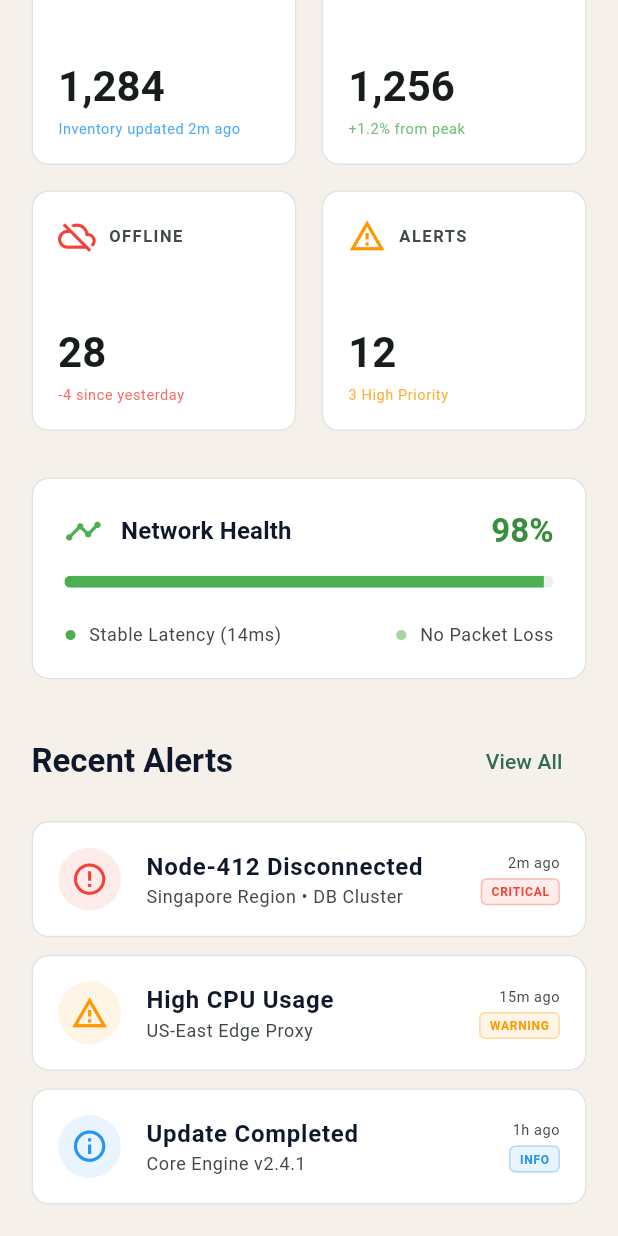
After one commit to azizur-rahaman/plexuspules-azizur-rahaman, a Flutter app: the DashboardView screen opened directly, scrolled down 136 dp, after a tap on "View All", on a phone screen of 412 x 824 dp. The commit adds this screen. Run offline on Flutter 3.47's test engine with Material 3 defaults, Android fonts, the light colour scheme and no system bars; our stand-ins replace connectivity_plus, dartz, dio, equatable, flutter_bloc, flutter_screenutil and 7 more; accounts and stored records are empty.

Commit message:
feat: implement Dashboard with GoRouter and SOLID principles, resolve DI registration issues

```diff
--- a/lib/app.dart
+++ b/lib/app.dart
@@ -2,7 +2,7 @@ import 'package:flutter/material.dart';
 import 'package:flutter_screenutil/flutter_screenutil.dart';
 
 import 'config/theme/app_theme.dart';
-import 'features/splash/presentation/pages/splash_screen.dart';
+import 'config/app_router.dart';
 
 class PlexusPulseApp extends StatelessWidget {
   const PlexusPulseApp({super.key});
@@ -14,11 +14,11 @@ class PlexusPulseApp extends StatelessWidget {
       minTextAdapt: true,
       splitScreenMode: true,
       builder: (context, child) {
-        return MaterialApp(
+        return MaterialApp.router(
           title: 'Plexus Pulse',
           debugShowCheckedModeBanner: false,
           theme: AppTheme.lightTheme,
-          home: const SplashScreen(),
+          routerConfig: AppRouter.router,
         );
       },
     );
--- /dev/null
+++ b/lib/config/app_router.dart
@@ -0,0 +1,70 @@
+import 'package:go_router/go_router.dart';
+import 'package:plexuspules/features/auth/presentation/pages/login/login_page.dart';
+import 'package:plexuspules/features/dashboard/presentation/pages/dashboard/dashboard_page.dart';
+import 'package:plexuspules/features/dashboard/presentation/pages/devices/devices_page.dart';
+import 'package:plexuspules/features/dashboard/presentation/pages/alerts/alerts_page.dart';
+import 'package:plexuspules/features/dashboard/presentation/pages/profile/profile_page.dart';
+import 'package:plexuspules/core/navigation/navigation_shell_page.dart';
+import 'package:plexuspules/features/splash/presentation/pages/splash_screen.dart';
+
+class AppRouter {
+  static const String splash = '/';
+  static const String login = '/login';
+  static const String dashboard = '/dashboard';
+  static const String devices = '/devices';
+  static const String alerts = '/alerts';
+  static const String profile = '/profile';
+
+  static final GoRouter router = GoRouter(
+    initialLocation: splash,
+    routes: [
+      GoRoute(
+        path: splash,
+        builder: (context, state) => const SplashScreen(),
+      ),
+      GoRoute(
+        path: login,
+        builder: (context, state) => const LoginPage(),
+      ),
+      StatefulShellRoute.indexedStack(
+        builder: (context, state, navigationShell) {
+          return NavigationShellPage(navigationShell: navigationShell);
+        },
+        branches: [
+          StatefulShellBranch(
+            routes: [
+              GoRoute(
+                path: dashboard,
+                builder: (context, state) => const DashboardPage(),
+              ),
+            ],
+          ),
+          StatefulShellBranch(
+            routes: [
+              GoRoute(
+                path: devices,
+                builder: (context, state) => const DevicesPage(),
+              ),
+            ],
+          ),
+          StatefulShellBranch(
+            routes: [
+              GoRoute(
+                path: alerts,
+                builder: (context, state) => const AlertsPage(),
+              ),
+            ],
+          ),
+          StatefulShellBranch(
+            routes: [
+              GoRoute(
+                path: profile,
+                builder: (context, state) => const ProfilePage(),
+              ),
+            ],
+          ),
+        ],
+      ),
+    ],
+  );
+}
--- /dev/null
+++ b/lib/core/navigation/navigation_shell_page.dart
@@ -0,0 +1,51 @@
+import 'package:flutter/material.dart';
+import 'package:go_router/go_router.dart';
+
+class NavigationShellPage extends StatelessWidget {
+  const NavigationShellPage({
+    required this.navigationShell,
+    super.key,
+  });
+
+  final StatefulNavigationShell navigationShell;
+
+  void _onTap(BuildContext context, int index) {
+    navigationShell.goBranch(
+      index,
+      initialLocation: index == navigationShell.currentIndex,
+    );
+  }
+
+  @override
+  Widget build(BuildContext context) {
+    return Scaffold(
+      body: navigationShell,
+      bottomNavigationBar: NavigationBar(
+        selectedIndex: navigationShell.currentIndex,
+        onDestinationSelected: (index) => _onTap(context, index),
+        destinations: const [
+          NavigationDestination(
+            icon: Icon(Icons.dashboard_outlined),
+            selectedIcon: Icon(Icons.dashboard),
+            label: 'DASHBOARD',
+          ),
+          NavigationDestination(
+            icon: Icon(Icons.devices_outlined),
+            selectedIcon: Icon(Icons.devices),
+            label: 'DEVICES',
+          ),
+          NavigationDestination(
+            icon: Icon(Icons.notifications_outlined),
+            selectedIcon: Icon(Icons.notifications),
+            label: 'ALERTS',
+          ),
+          NavigationDestination(
+            icon: Icon(Icons.person_outline),
+            selectedIcon: Icon(Icons.person),
+            label: 'PROFILE',
+          ),
+        ],
+      ),
+    );
+  }
+}
--- a/lib/features/auth/presentation/pages/login/login_page.dart
+++ b/lib/features/auth/presentation/pages/login/login_page.dart
@@ -1,8 +1,8 @@
 import 'package:flutter/material.dart';
 import 'package:flutter_bloc/flutter_bloc.dart';
 import 'package:plexuspules/core/di/injection.dart';
+import 'package:plexuspules/features/auth/presentation/bloc/login_bloc.dart';
 
-import '../../bloc/login_bloc.dart';
 import 'login_view.dart';
 
 /// Entry point — provides the [LoginBloc] to the subtree.
--- a/lib/features/auth/presentation/pages/login/login_view.dart
+++ b/lib/features/auth/presentation/pages/login/login_view.dart
@@ -1,5 +1,7 @@
 import 'package:flutter/material.dart';
 import 'package:flutter_bloc/flutter_bloc.dart';
+import 'package:go_router/go_router.dart';
+import 'package:plexuspules/config/app_router.dart';
 import 'package:plexuspules/features/auth/presentation/bloc/login_bloc.dart';
 import 'package:plexuspules/features/auth/presentation/bloc/login_event.dart';
 import 'package:plexuspules/features/auth/presentation/bloc/login_state.dart';
@@ -7,7 +9,6 @@ import 'package:plexuspules/features/auth/presentation/widgets/login_email_field
 import 'package:plexuspules/features/auth/presentation/widgets/login_footer.dart';
 import 'package:plexuspules/features/auth/presentation/widgets/login_header.dart';
 import 'package:plexuspules/features/auth/presentation/widgets/login_password_field.dart';
-import 'package:plexuspules/features/dashboard/presentation/pages/dashboard_page.dart';
 
 import '../../../../../../core/constants/app_sizes.dart';
 import '../../../../../../core/widgets/primary_button.dart';
@@ -74,9 +75,7 @@ class _LoginViewState extends State<LoginView>
     return BlocListener<LoginBloc, LoginState>(
       listener: (context, state) {
         if (state is LoginSuccess) {
-          Navigator.of(context).pushReplacement(
-            MaterialPageRoute(builder: (_) => const DashboardPage()),
-          );
+          context.go(AppRouter.dashboard);
         } else if (state is LoginFailure) {
           ScaffoldMessenger.of(context).showSnackBar(
             SnackBar(
--- /dev/null
+++ b/lib/features/dashboard/presentation/pages/alerts/alerts_page.dart
@@ -0,0 +1,12 @@
+import 'package:flutter/material.dart';
+
+class AlertsPage extends StatelessWidget {
+  const AlertsPage({super.key});
+
+  @override
+  Widget build(BuildContext context) {
+    return const Scaffold(
+      body: Center(child: Text('Alerts Page')),
+    );
+  }
+}
--- /dev/null
+++ b/lib/features/dashboard/presentation/pages/dashboard/dashboard_page.dart
@@ -0,0 +1,11 @@
+import 'package:flutter/material.dart';
+import 'dashboard_view.dart';
+
+class DashboardPage extends StatelessWidget {
+  const DashboardPage({super.key});
+
+  @override
+  Widget build(BuildContext context) {
+    return const DashboardView();
+  }
+}
--- /dev/null
+++ b/lib/features/dashboard/presentation/pages/dashboard/dashboard_view.dart
@@ -0,0 +1,124 @@
+import 'package:flutter/material.dart';
+import 'package:plexuspules/core/constants/app_sizes.dart';
+import 'package:plexuspules/features/dashboard/presentation/widgets/stat_card.dart';
+import 'package:plexuspules/features/dashboard/presentation/widgets/network_health_card.dart';
+import 'package:plexuspules/features/dashboard/presentation/widgets/alert_item.dart';
+
+class DashboardView extends StatelessWidget {
+  const DashboardView({super.key});
+
+  @override
+  Widget build(BuildContext context) {
+    return Scaffold(
+      backgroundColor: Theme.of(context).scaffoldBackgroundColor,
+      body: SafeArea(
+        child: SingleChildScrollView(
+          padding: EdgeInsets.all(AppSizes.p20),
+          child: Column(
+            crossAxisAlignment: CrossAxisAlignment.start,
+            children: [
+              // Brand Logo Header
+              Center(
+                child: Image.asset(
+                  'assets/brand-logo-icon.png',
+                  height: AppSizes.p32,
+                  fit: BoxFit.contain,
+                ),
+              ),
+              AppSizes.gap32,
+
+              // Stats Grid
+              GridView.count(
+                crossAxisCount: 2,
+                shrinkWrap: true,
+                physics: const NeverScrollableScrollPhysics(),
+                mainAxisSpacing: AppSizes.p16,
+                crossAxisSpacing: AppSizes.p16,
+                childAspectRatio: 1.1,
+                children: [
+                  StatCard(
+                    title: 'TOTAL',
+                    value: '1,284',
+                    subtitle: 'Inventory updated 2m ago',
+                    icon: Icons.inventory_2_outlined,
+                    color: Colors.blue,
+                  ),
+                  StatCard(
+                    title: 'ONLINE',
+                    value: '1,256',
+                    subtitle: '+1.2% from peak',
+                    icon: Icons.cloud_done_outlined,
+                    color: Colors.green,
+                  ),
+                  StatCard(
+                    title: 'OFFLINE',
+                    value: '28',
+                    subtitle: '-4 since yesterday',
+                    icon: Icons.cloud_off_outlined,
+                    color: Colors.red,
+                  ),
+                  StatCard(
+                    title: 'ALERTS',
+                    value: '12',
+                    subtitle: '3 High Priority',
+                    icon: Icons.warning_amber_outlined,
+                    color: Colors.orange,
+                  ),
+                ],
+              ),
+              AppSizes.gap32,
+
+              // Network Health
+              const NetworkHealthCard(
+                percentage: 98,
+                latency: '14ms',
+                status: 'Stable',
+              ),
+              AppSizes.gap32,
+
+              // Recent Alerts Header
+              Row(
+                mainAxisAlignment: MainAxisAlignment.spaceBetween,
+                children: [
+                  Text(
+                    'Recent Alerts',
+                    style: Theme.of(context).textTheme.titleLarge?.copyWith(
+                          fontWeight: FontWeight.bold,
+                        ),
+                  ),
+                  TextButton(
+                    onPressed: () {},
+                    child: const Text('View All'),
+                  ),
+                ],
+              ),
+              AppSizes.gap16,
+
+              // Recent Alerts List
+              const AlertItem(
+                title: 'Node-412 Disconnected',
+                subtitle: 'Singapore Region • DB Cluster',
+                time: '2m ago',
+                type: AlertType.critical,
+              ),
+              AppSizes.gap12,
+              const AlertItem(
+                title: 'High CPU Usage',
+                subtitle: 'US-East Edge Proxy',
+                time: '15m ago',
+                type: AlertType.warning,
+              ),
+              AppSizes.gap12,
+              const AlertItem(
+                title: 'Update Completed',
+                subtitle: 'Core Engine v2.4.1',
+                time: '1h ago',
+                type: AlertType.info,
+              ),
+            ],
+          ),
+        ),
+      ),
+    );
+  }
+}
--- a/lib/features/dashboard/presentation/pages/dashboard_page.dart
+++ /dev/null
@@ -1,41 +0,0 @@
-import 'package:flutter/material.dart';
-
-import '../../../../core/constants/app_sizes.dart';
-
-class DashboardPage extends StatelessWidget {
-  const DashboardPage({super.key});
-
-  @override
-  Widget build(BuildContext context) {
-    return Scaffold(
-      appBar: AppBar(
-        title: const Text('Dashboard'),
-        automaticallyImplyLeading: false,
-      ),
-      body: Center(
-        child: Column(
-          mainAxisAlignment: MainAxisAlignment.center,
-          children: [
-            Icon(
-              Icons.dashboard_outlined,
-              size: AppSizes.iconXXXLarge * 2,
-              color: Theme.of(context).colorScheme.primary,
-            ),
-            AppSizes.gap24,
-            Text(
-              'Welcome to PlexusPulse',
-              style: Theme.of(
-                context,
-              ).textTheme.headlineSmall?.copyWith(fontWeight: FontWeight.bold),
-            ),
-            AppSizes.gap8,
-            Text(
-              'Network Monitoring Dashboard',
-              style: Theme.of(context).textTheme.bodyMedium,
-            ),
-          ],
-        ),
-      ),
-    );
-  }
-}
--- /dev/null
+++ b/lib/features/dashboard/presentation/pages/devices/devices_page.dart
@@ -0,0 +1,12 @@
+import 'package:flutter/material.dart';
+
+class DevicesPage extends StatelessWidget {
+  const DevicesPage({super.key});
+
+  @override
+  Widget build(BuildContext context) {
+    return const Scaffold(
+      body: Center(child: Text('Devices Page')),
+    );
+  }
+}
--- /dev/null
+++ b/lib/features/dashboard/presentation/pages/profile/profile_page.dart
@@ -0,0 +1,12 @@
+import 'package:flutter/material.dart';
+
+class ProfilePage extends StatelessWidget {
+  const ProfilePage({super.key});
+
+  @override
+  Widget build(BuildContext context) {
+    return const Scaffold(
+      body: Center(child: Text('Profile Page')),
+    );
+  }
+}
--- /dev/null
+++ b/lib/features/dashboard/presentation/widgets/alert_item.dart
@@ -0,0 +1,125 @@
+import 'package:flutter/material.dart';
+import 'package:plexuspules/core/constants/app_sizes.dart';
+
+enum AlertType { critical, warning, info }
+
+class AlertItem extends StatelessWidget {
+  final String title;
+  final String subtitle;
+  final String time;
+  final AlertType type;
+
+  const AlertItem({
+    required this.title,
+    required this.subtitle,
+    required this.time,
+    required this.type,
+    super.key,
+  });
+
+  Color _getColor() {
+    switch (type) {
+      case AlertType.critical:
+        return Colors.red;
+      case AlertType.warning:
+        return Colors.orange;
+      case AlertType.info:
+        return Colors.blue;
+    }
+  }
+
+  String _getTypeLabel() {
+    switch (type) {
+      case AlertType.critical:
+        return 'CRITICAL';
+      case AlertType.warning:
+        return 'WARNING';
+      case AlertType.info:
+        return 'INFO';
+    }
+  }
+
+  @override
+  Widget build(BuildContext context) {
+    final color = _getColor();
+    return Container(
+      padding: EdgeInsets.all(AppSizes.p16),
+      decoration: BoxDecoration(
+        color: Theme.of(context).colorScheme.surface,
+        borderRadius: BorderRadius.circular(AppSizes.radiusLarge),
+        border: Border.all(
+          color: Theme.of(context).colorScheme.outlineVariant.withValues(alpha: 0.5),
+        ),
+      ),
+      child: Row(
+        children: [
+          Container(
+            padding: EdgeInsets.all(AppSizes.p8),
+            decoration: BoxDecoration(
+              color: color.withValues(alpha: 0.1),
+              shape: BoxShape.circle,
+            ),
+            child: Icon(
+              type == AlertType.critical
+                  ? Icons.error_outline
+                  : type == AlertType.warning
+                      ? Icons.warning_amber_outlined
+                      : Icons.info_outline,
+              color: color,
+              size: AppSizes.iconMedium,
+            ),
+          ),
+          AppSizes.gap16,
+          Expanded(
+            child: Column(
+              crossAxisAlignment: CrossAxisAlignment.start,
+              children: [
+                Text(
+                  title,
+                  style: Theme.of(context).textTheme.bodyLarge?.copyWith(
+                        fontWeight: FontWeight.bold,
+                      ),
+                ),
+                Text(
+                  subtitle,
+                  style: Theme.of(context).textTheme.bodySmall?.copyWith(
+                        color: Theme.of(context).colorScheme.onSurfaceVariant,
+                      ),
+                ),
+              ],
+            ),
+          ),
+          Column(
+            crossAxisAlignment: CrossAxisAlignment.end,
+            children: [
+              Text(
+                time,
+                style: Theme.of(context).textTheme.bodySmall?.copyWith(
+                      color: Theme.of(context).colorScheme.onSurfaceVariant,
+                      fontSize: AppSizes.font10,
+                    ),
+              ),
+              AppSizes.gap4,
+              Container(
+                padding: const EdgeInsets.symmetric(horizontal: 6, vertical: 2),
+                decoration: BoxDecoration(
+                  color: color.withValues(alpha: 0.1),
+                  borderRadius: BorderRadius.circular(4),
+                  border: Border.all(color: color.withValues(alpha: 0.3)),
+                ),
+                child: Text(
+                  _getTypeLabel(),
+                  style: Theme.of(context).textTheme.labelSmall?.copyWith(
+                        color: color,
+                        fontWeight: FontWeight.bold,
+                        fontSize: 8,
+                      ),
+                ),
+              ),
+            ],
+          ),
+        ],
+      ),
+    );
+  }
+}
--- /dev/null
+++ b/lib/features/dashboard/presentation/widgets/network_health_card.dart
@@ -0,0 +1,91 @@
+import 'package:flutter/material.dart';
+import 'package:plexuspules/core/constants/app_sizes.dart';
+
+class NetworkHealthCard extends StatelessWidget {
+  final int percentage;
+  final String latency;
+  final String status;
+
+  const NetworkHealthCard({
+    required this.percentage,
+    required this.latency,
+    required this.status,
+    super.key,
+  });
+
+  @override
+  Widget build(BuildContext context) {
+    return Container(
+      padding: EdgeInsets.all(AppSizes.p20),
+      decoration: BoxDecoration(
+        color: Theme.of(context).colorScheme.surface,
+        borderRadius: BorderRadius.circular(AppSizes.radiusLarge),
+        border: Border.all(
+          color: Theme.of(context).colorScheme.outlineVariant.withValues(alpha: 0.5),
+        ),
+      ),
+      child: Column(
+        crossAxisAlignment: CrossAxisAlignment.start,
+        children: [
+          Row(
+            mainAxisAlignment: MainAxisAlignment.spaceBetween,
+            children: [
+              Row(
+                children: [
+                  Icon(Icons.timeline, color: Colors.green, size: AppSizes.iconMedium),
+                  AppSizes.gap12,
+                  Text(
+                    'Network Health',
+                    style: Theme.of(context).textTheme.titleMedium?.copyWith(
+                          fontWeight: FontWeight.bold,
+                        ),
+                  ),
+                ],
+              ),
+              Text(
+                '$percentage%',
+                style: Theme.of(context).textTheme.titleLarge?.copyWith(
+                      fontWeight: FontWeight.bold,
+                      color: Colors.green.shade700,
+                    ),
+              ),
+            ],
+          ),
+          AppSizes.gap16,
+          ClipRRect(
+            borderRadius: BorderRadius.circular(AppSizes.radiusSmall),
+            child: LinearProgressIndicator(
+              value: percentage / 100,
+              minHeight: 8,
+              backgroundColor: Colors.grey.shade200,
+              valueColor: const AlwaysStoppedAnimation<Color>(Colors.green),
+            ),
+          ),
+          AppSizes.gap24,
+          Row(
+            children: [
+              _buildMetric(context, Icons.circle, '$status Latency ($latency)', Colors.green),
+              const Spacer(),
+              _buildMetric(context, Icons.circle, 'No Packet Loss', Colors.green.shade200),
+            ],
+          ),
+        ],
+      ),
+    );
+  }
+
+  Widget _buildMetric(BuildContext context, IconData icon, String label, Color color) {
+    return Row(
+      children: [
+        Icon(icon, size: 8, color: color),
+        AppSizes.gap8,
+        Text(
+          label,
+          style: Theme.of(context).textTheme.bodySmall?.copyWith(
+                color: Theme.of(context).colorScheme.onSurfaceVariant,
+              ),
+        ),
+      ],
+    );
+  }
+}
--- /dev/null
+++ b/lib/features/dashboard/presentation/widgets/stat_card.dart
@@ -0,0 +1,68 @@
+import 'package:flutter/material.dart';
+import 'package:plexuspules/core/constants/app_sizes.dart';
+
+class StatCard extends StatelessWidget {
+  final String title;
+  final String value;
+  final String subtitle;
+  final IconData icon;
+  final Color color;
+
+  const StatCard({
+    required this.title,
+    required this.value,
+    required this.subtitle,
+    required this.icon,
+    required this.color,
+    super.key,
+  });
+
+  @override
+  Widget build(BuildContext context) {
+    return Container(
+      padding: EdgeInsets.all(AppSizes.p16),
+      decoration: BoxDecoration(
+        color: Theme.of(context).colorScheme.surface,
+        borderRadius: BorderRadius.circular(AppSizes.radiusLarge),
+        border: Border.all(
+          color: Theme.of(context).colorScheme.outlineVariant.withValues(alpha: 0.5),
+        ),
+      ),
+      child: Column(
+        crossAxisAlignment: CrossAxisAlignment.start,
+        children: [
+          Row(
+            children: [
+              Icon(icon, color: color, size: AppSizes.iconMedium),
+              AppSizes.gap8,
+              Text(
+                title,
+                style: Theme.of(context).textTheme.labelSmall?.copyWith(
+                      color: Theme.of(context).colorScheme.onSurfaceVariant,
+                      fontWeight: FontWeight.bold,
+                      letterSpacing: 1.0,
+                    ),
+              ),
+            ],
+          ),
+          const Spacer(),
+          Text(
+            value,
+            style: Theme.of(context).textTheme.headlineMedium?.copyWith(
+                  fontWeight: FontWeight.bold,
+                  color: Theme.of(context).colorScheme.onSurface,
+                ),
+          ),
+          AppSizes.gap4,
+          Text(
+            subtitle,
+            style: Theme.of(context).textTheme.bodySmall?.copyWith(
+                  color: color.withValues(alpha: 0.8),
+                  fontSize: AppSizes.font10,
+                ),
+          ),
+        ],
+      ),
+    );
+  }
+}
--- a/lib/features/splash/presentation/pages/splash_screen.dart
+++ b/lib/features/splash/presentation/pages/splash_screen.dart
@@ -1,8 +1,9 @@
 import 'package:flutter/material.dart';
 import 'package:flutter_screenutil/flutter_screenutil.dart';
 import 'package:loading_animation_widget/loading_animation_widget.dart';
+import 'package:go_router/go_router.dart';
+import 'package:plexuspules/config/app_router.dart';
 import '../../../../core/constants/app_sizes.dart';
-import '../../../auth/presentation/pages/login/login_page.dart';
 
 class SplashScreen extends StatefulWidget {
   const SplashScreen({super.key});
@@ -17,9 +18,7 @@ class _SplashScreenState extends State<SplashScreen> {
     super.initState();
     Future.delayed(const Duration(seconds: 2), () {
       if (mounted) {
-        Navigator.of(
-          context,
-        ).pushReplacement(MaterialPageRoute(builder: (_) => const LoginPage()));
+        context.go(AppRouter.login);
       }
     });
   }
--- a/pubspec.yaml
+++ b/pubspec.yaml
@@ -48,6 +48,7 @@ dependencies:
   connectivity_plus: ^7.0.0
   flutter_secure_storage: ^10.0.0
   hive_flutter: ^1.1.0
+  go_router: ^17.1.0
 
 dev_dependencies:
   flutter_test:
```
Also changed, not shown: lib/core/di/injection.config.dart, pubspec.lock.
